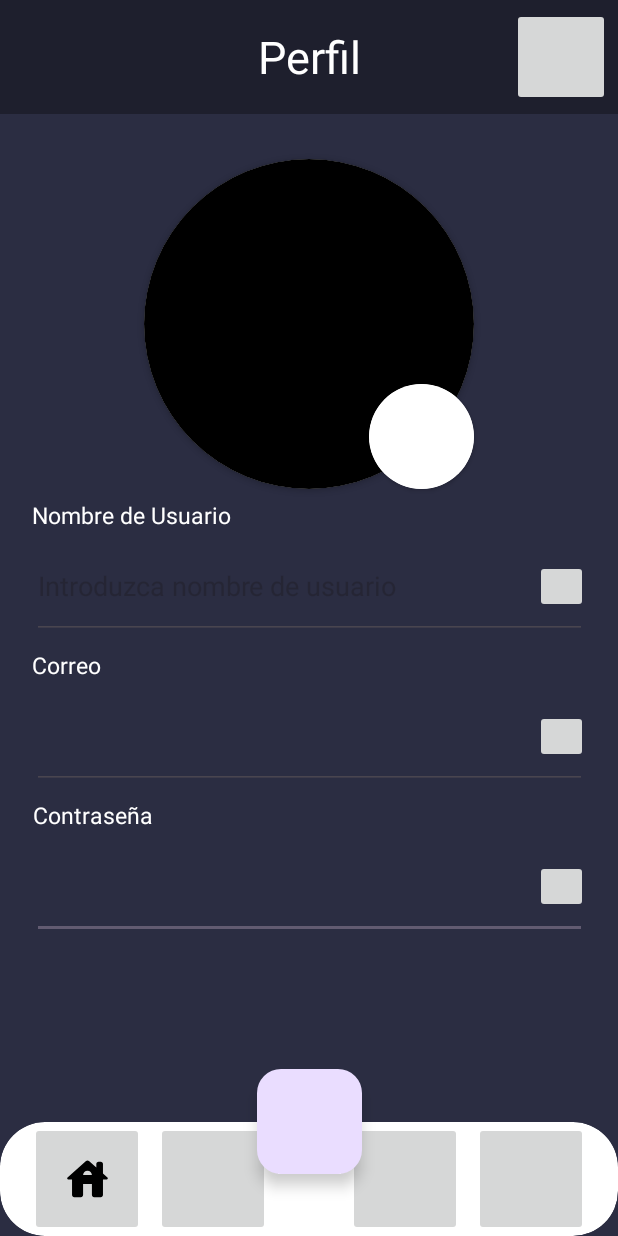
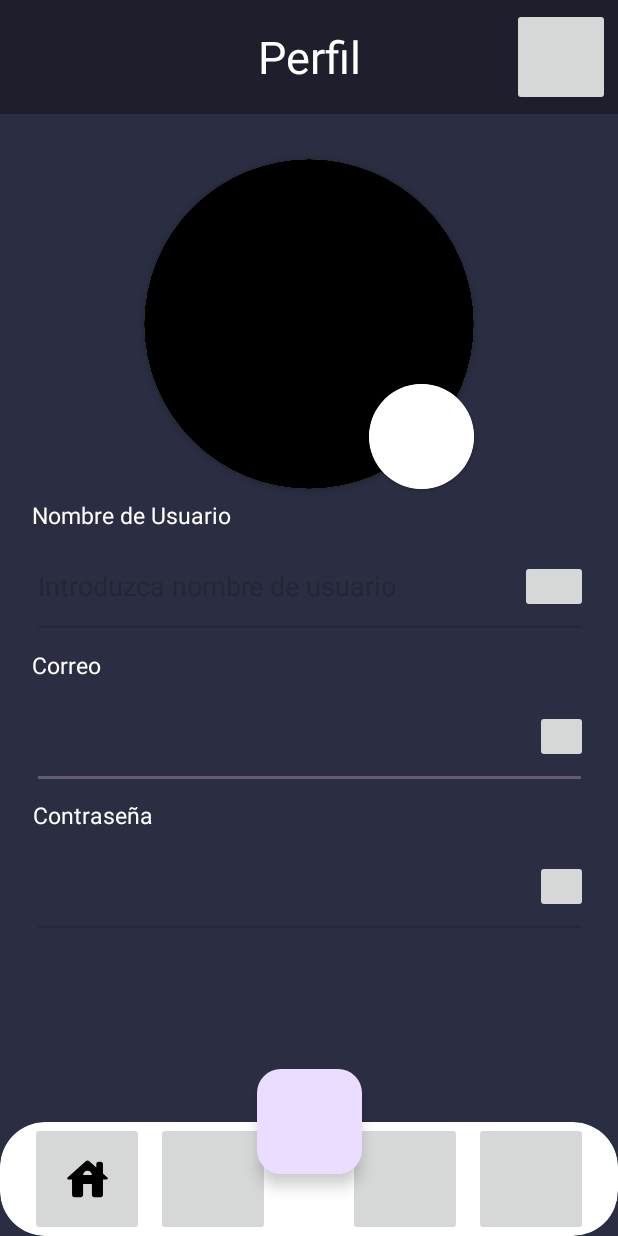
Before and after one commit to Bfdiego/RecetApp, an Android app: the userScreen screen opened directly, with no data from a screen before it, after a tap on an icon or button, on a phone screen of 412 x 824 dp. Run offline under Robolectric (Android 15) with nearby library versions, the phone set to English and light mode, and no system bars; 1 other tap on this screen came first.

Commit message:
User view in progress

```diff
--- a/app/src/main/java/com/example/padresdinamicos/CategoriesActivity.kt
+++ b/app/src/main/java/com/example/padresdinamicos/CategoriesActivity.kt
@@ -30,5 +30,6 @@
             startActivity(intentUserActivity)
 
         }
+
     }
 }
--- a/app/src/main/java/com/example/padresdinamicos/RegisterActivity.kt
+++ b/app/src/main/java/com/example/padresdinamicos/RegisterActivity.kt
@@ -11,7 +11,7 @@
 
 class RegisterActivity : AppCompatActivity() {
 
-    private lateinit var binding: ActivityRegisterBinding // Usamos View Binding
+    private lateinit var binding: ActivityRegisterBinding
     private lateinit var sharedPreferences: SharedPreferences
 
     override fun onCreate(savedInstanceState: Bundle?) {
@@ -21,6 +21,7 @@
 
 
         sharedPreferences = getSharedPreferences("login_prefs", MODE_PRIVATE)
+
 
        binding.buttonLogin.setOnClickListener {
             val email = binding.editTextEmail.text.toString().trim()
@@ -76,4 +77,5 @@
     private fun isValidEmail(email: String): Boolean {
         return android.util.Patterns.EMAIL_ADDRESS.matcher(email).matches()
     }
+
 }
--- a/app/src/main/java/com/example/padresdinamicos/userScreen.kt
+++ b/app/src/main/java/com/example/padresdinamicos/userScreen.kt
@@ -1,7 +1,9 @@
 package com.example.padresdinamicos
 
+import android.content.Intent
 import android.content.SharedPreferences
 import android.os.Bundle
+import android.text.InputType
 import android.widget.Toast
 import androidx.appcompat.app.AppCompatActivity
 import androidx.core.widget.addTextChangedListener
@@ -18,29 +20,44 @@
         binding = ActivityUserScreenBinding.inflate(layoutInflater)
         setContentView(binding.root)
 
+        sharedPreferences = getSharedPreferences("login_prefs", MODE_PRIVATE)
+        editor = sharedPreferences.edit()
 
-            sharedPreferences = getSharedPreferences("user_prefs", MODE_PRIVATE)
-            editor = sharedPreferences.edit()
+
+        val savedUserName = sharedPreferences.getString("username", "")
+        val savedEmail = sharedPreferences.getString("email", "")
+        val savedPassword = sharedPreferences.getString("password", "")
+
+
+        binding.editTextUser.setText(savedUserName)
+        binding.editTextCorreo.setText(savedEmail)
+        binding.editTextPassword.setText(savedPassword)
+
+
+        binding.editTextPassword.inputType = InputType.TYPE_CLASS_TEXT or InputType.TYPE_TEXT_VARIATION_VISIBLE_PASSWORD
+
+
+        binding.buttonBack.setOnClickListener {
+            val intent = Intent(this, MenuActivity::class.java)
+            startActivity(intent)
+            finish()
+        }
 
 
         binding.edituser.setOnClickListener {
             binding.editTextUser.isEnabled = true
-                val userName = sharedPreferences.getString("username", "")
-                binding.editTextUser.setText(userName)
             binding.edituser.isEnabled = false
         }
 
+
         binding.editcorreo.setOnClickListener {
             binding.editTextCorreo.isEnabled = true
-                val userEmail = sharedPreferences.getString("email", "")
-                binding.editTextCorreo.setText(userEmail)
             binding.editcorreo.isEnabled = false
         }
 
+
         binding.editpassword.setOnClickListener {
             binding.editTextPassword.isEnabled = true
-                val userPassword = sharedPreferences.getString("password", "")
-                binding.editTextPassword.setText(userPassword)
             binding.editpassword.isEnabled = false
         }
 
@@ -49,8 +66,6 @@
             val newUserName = it.toString()
             if (newUserName.isNotEmpty()) {
                 editor.putString("username", newUserName).apply()
-                } else {
-                    showToast("El nombre de usuario no puede estar vacío")
             }
         }
 
@@ -73,9 +88,11 @@
         }
     }
 
+
     private fun showToast(message: String) {
         Toast.makeText(this, message, Toast.LENGTH_SHORT).show()
     }
+
 
     private fun isValidEmail(email: String): Boolean {
         return android.util.Patterns.EMAIL_ADDRESS.matcher(email).matches()
--- a/app/src/main/res/layout/activity_user_screen.xml
+++ b/app/src/main/res/layout/activity_user_screen.xml
@@ -68,6 +68,16 @@
         app:layout_constraintEnd_toEndOf="parent"
         app:layout_constraintTop_toTopOf="@id/edit_text_user"
         app:layout_constraintBottom_toBottomOf="@id/edit_text_user"/>
+    <ImageButton
+        android:layout_width="35dp"
+        android:layout_height="35dp"
+        android:layout_marginEnd="20dp"
+        android:id="@+id/confirm_user"
+        app:layout_constraintStart_toStartOf="@id/edituser"
+        app:layout_constraintTop_toTopOf="@id/edit_text_user"
+        app:layout_constraintBottom_toBottomOf="@id/edit_text_user"
+        app:layout_constraintEnd_toEndOf="@+id/edituser"/>
+
 
     <TextView
         android:layout_width="wrap_content"
@@ -111,7 +121,7 @@
         android:layout_width="370dp"
         android:layout_height="70dp"
         android:layout_marginTop="30dp"
-
+        android:enabled="false"
         app:layout_constraintEnd_toEndOf="parent"
         app:layout_constraintStart_toStartOf="parent"
         app:layout_constraintTop_toBottomOf="@id/edit_text_correo"/>
@@ -145,6 +155,7 @@
             android:textColor="@color/white"/>
 
         <ImageButton
+            android:id="@+id/button_back"
             android:layout_width="0dp"
             android:layout_height="match_parent"
             app:layout_constraintEnd_toEndOf="parent"
```
Also changed, not shown: app/src/main/java/com/example/padresdinamicos/MenuActivity.kt (+7 -7 lines). Lines whose indentation alone changed are shown as unchanged.
